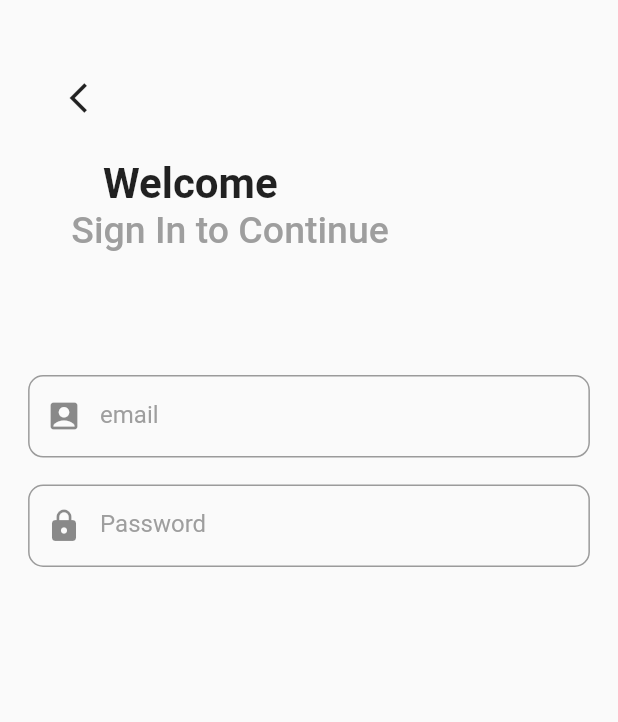
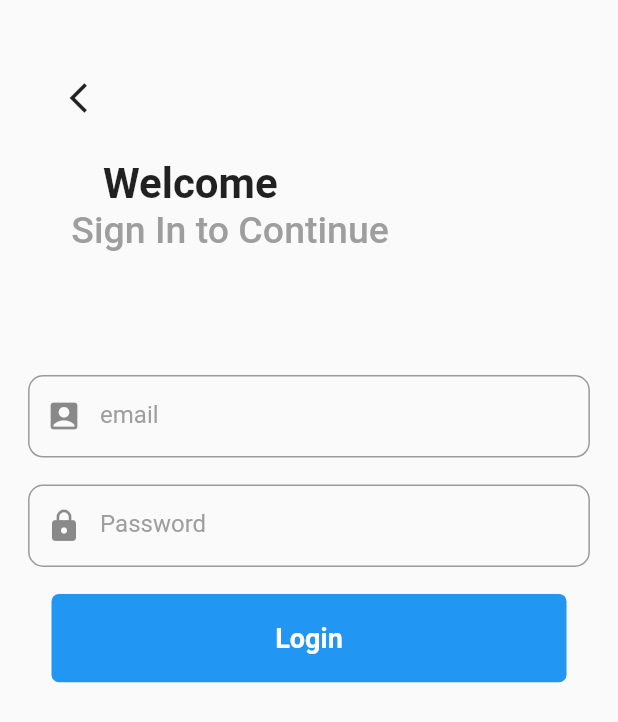
Before and after one commit to Haroon-Zafar/chatApp, a Flutter app: the screen it shows after launch, on a phone screen of 412 x 824 dp. Shown: the top 722 px of the screen. Run offline on Flutter 3.47's test engine with Material 2 defaults, Android fonts, the phone set to English and light mode, and no system bars; our stand-ins replace firebase_core; accounts and stored records are empty.

Commit message:
Update LoginScreen.dart

```diff
--- a/lib/LoginScreen.dart
+++ b/lib/LoginScreen.dart
@@ -73,6 +73,7 @@ class _LoginScreenState extends State<LoginScreen> {
               ),
             ),
           ),
+          customButton(size),
         ],
       ),
     );
@@ -82,13 +83,19 @@ class _LoginScreenState extends State<LoginScreen> {
 // Making a Custom Button
 Widget customButton(Size size) {
   return Container(
+    alignment: Alignment.center,
+    decoration: BoxDecoration(
+      borderRadius: BorderRadius.circular(5),
+      color: Colors.blue,
+    ),
     height: size.height / 14,
     width: size.width / 1.2,
     child: Text(
       "Login",
       style: TextStyle(
         color: Colors.white,
-        fontSize: 22,
+        fontSize: 18,
+        fontWeight: FontWeight.bold,
       ),
     ),
   );
```
